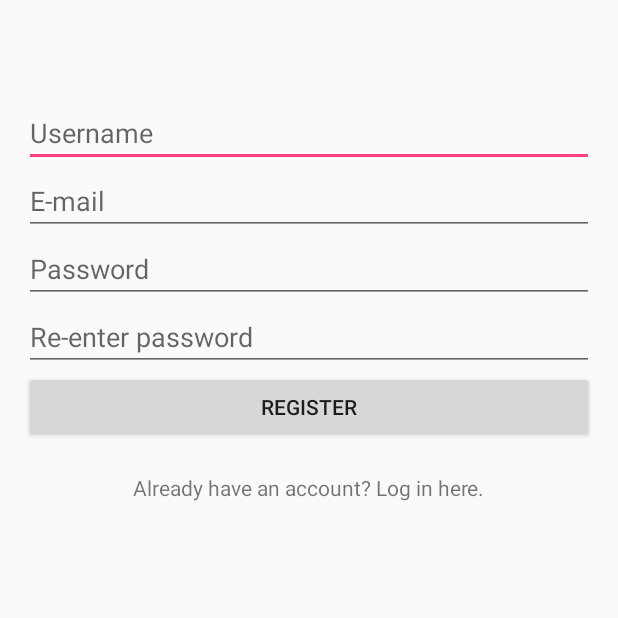
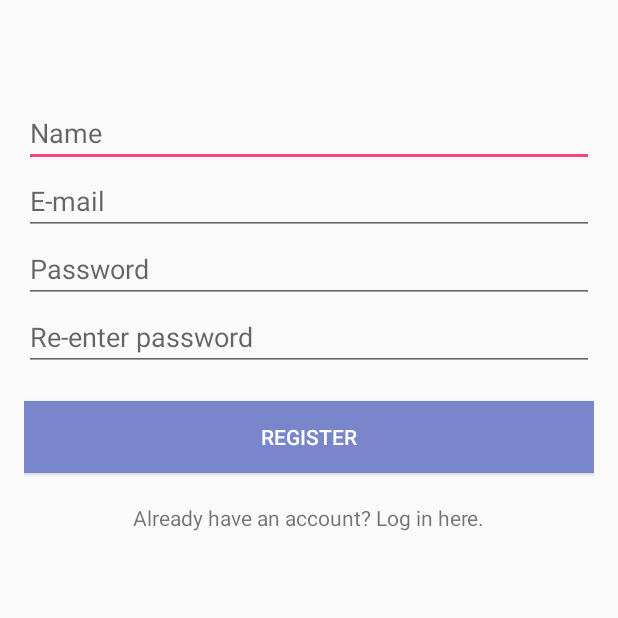
Before and after one commit to amoskim71/Event-booking, an Android app: the RegisterActivity screen opened directly, with no data from a screen before it, on a phone screen of 412 x 824 dp, the top half of it. Run offline under Robolectric (Android 15) with nearby library versions, the light colour scheme and no system bars; our stand-ins replace Volley.

Commit message:
UI adjustments and fixes

```diff
--- a/app/src/main/java/com/gacsoft/letsmeethere/MainActivity.java
+++ b/app/src/main/java/com/gacsoft/letsmeethere/MainActivity.java
@@ -90,7 +90,7 @@ public class MainActivity extends AppCompatActivity implements View.OnClickListe
         if (username == null || button == null) return; //menu not yet initialized
         SessionManager session = SessionManager.getInstance();
         if (session.isLoggedIn()) {
-            username.setText(session.getUserName());
+            username.setText(session.getUserName() + "  ");
             button.setText(R.string.logout);
         } else {
             username.setText("");
--- a/app/src/main/res/layout/activity_login.xml
+++ b/app/src/main/res/layout/activity_login.xml
@@ -35,11 +35,14 @@
                 android:layout_gravity="center_horizontal"/>
 
             <Button
+                android:layout_marginTop="20dp"
                 android:layout_width="match_parent"
                 android:layout_height="wrap_content"
                 android:text="@string/login"
                 android:onClick="onLoginClicked"
-                android:layout_gravity="center_horizontal"/>
+                android:layout_gravity="center_horizontal"
+                android:background="@drawable/button"
+                android:textColor="@color/white"                />
 
             <TextView
                 android:layout_width="wrap_content"
--- a/app/src/main/res/layout/activity_register.xml
+++ b/app/src/main/res/layout/activity_register.xml
@@ -52,11 +52,14 @@
             android:layout_gravity="center_horizontal"/>
 
         <Button
+            android:layout_marginTop="20dp"
             android:layout_width="match_parent"
             android:layout_height="wrap_content"
             android:text="@string/register"
             android:onClick="onRegisterClicked"
-            android:layout_gravity="center_horizontal"/>
+            android:layout_gravity="center_horizontal"
+            android:background="@drawable/button"
+            android:textColor="@color/white"/>
 
         <TextView
             android:layout_width="wrap_content"
--- a/app/src/main/res/values/strings.xml
+++ b/app/src/main/res/values/strings.xml
@@ -1,6 +1,6 @@
 <resources>
     <string name="app_name">Let\'s Meet Here</string>
-    <string name="name_hint">Username</string>
+    <string name="name_hint">Name</string>
     <string name="email_hint">E-mail</string>
     <string name="password_hint">Password</string>
     <string name="password2_hint">Re-enter password</string>
```
Also changed, not shown: app/src/main/java/com/gacsoft/letsmeethere/EventViewerActivity.java (+11 -2 lines), 4 other files.
